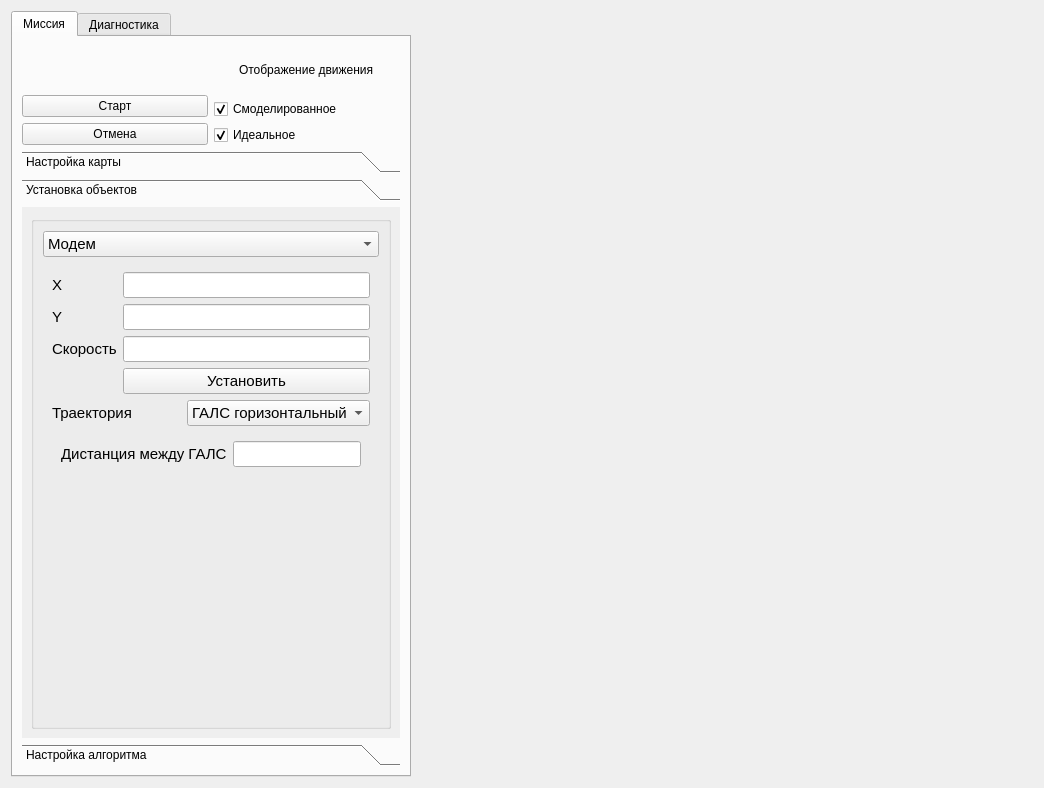
The window that widget.ui (lch1204/ProjectQtSem3) describes before a commit, drawn with Qt 5.
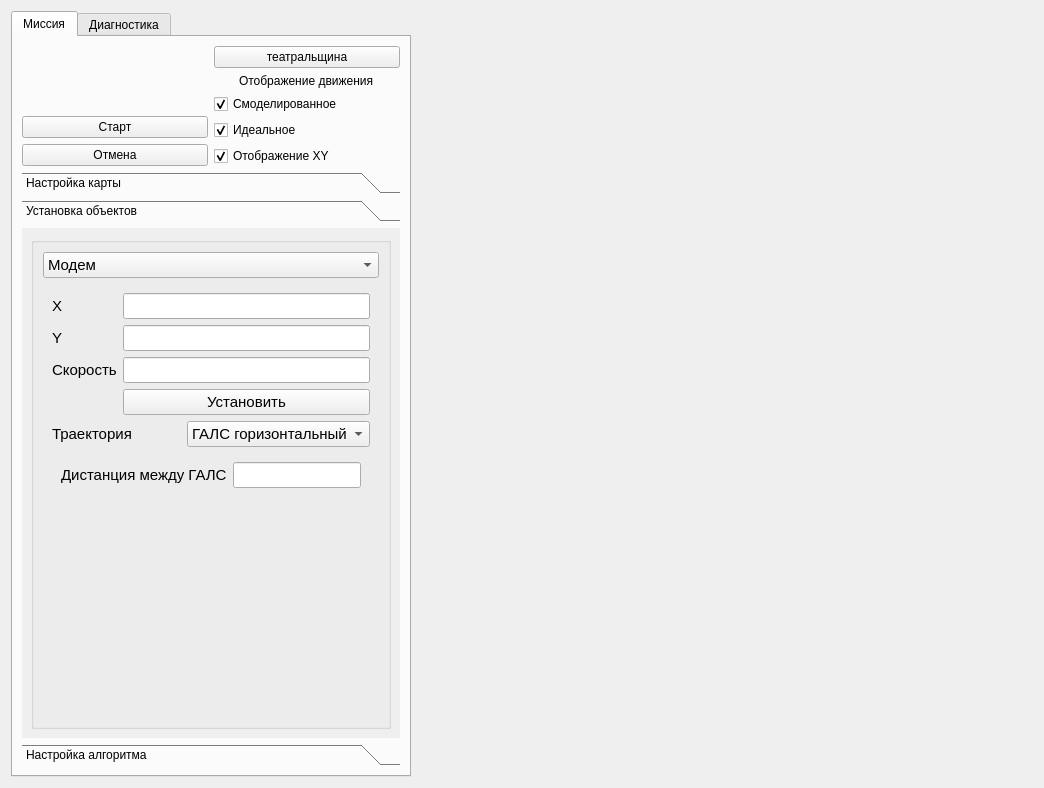
The same window after the commit. The open tabs and pages were chosen to show the change. Custom widgets are drawn as their Qt base class.

What changed in the file:
```diff
--- a/widget.ui
+++ b/widget.ui
@@ -10,448 +10,6 @@
     <height>788</height>
    </rect>
   </property>
-  <property name="palette">
-   <palette>
-    <active>
-     <colorrole role="WindowText">
-      <brush brushstyle="SolidPattern">
-       <color alpha="255">
-        <red>0</red>
-        <green>0</green>
-        <blue>0</blue>
-       </color>
-      </brush>
-     </colorrole>
-     <colorrole role="Button">
-      <brush brushstyle="SolidPattern">
-       <color alpha="255">
-        <red>143</red>
-        <green>240</green>
-        <blue>164</blue>
-       </color>
-      </brush>
-     </colorrole>
-     <colorrole role="Light">
-      <brush brushstyle="SolidPattern">
-       <color alpha="255">
-        <red>255</red>
-        <green>255</green>
-        <blue>255</blue>
-       </color>
-      </brush>
-     </colorrole>
-     <colorrole role="Midlight">
-      <brush brushstyle="SolidPattern">
-       <color alpha="255">
-        <red>199</red>
-        <green>247</green>
-        <blue>209</blue>
-       </color>
-      </brush>
-     </colorrole>
-     <colorrole role="Dark">
-      <brush brushstyle="SolidPattern">
-       <color alpha="255">
-        <red>72</red>
-        <green>120</green>
-        <blue>82</blue>
-       </color>
-      </brush>
-     </colorrole>
-     <colorrole role="Mid">
-      <brush brushstyle="SolidPattern">
-       <color alpha="255">
-        <red>95</red>
-        <green>160</green>
-        <blue>109</blue>
-       </color>
-      </brush>
-     </colorrole>
-     <colorrole role="Text">
-      <brush brushstyle="SolidPattern">
-       <color alpha="255">
-        <red>0</red>
-        <green>0</green>
-        <blue>0</blue>
-       </color>
-      </brush>
-     </colorrole>
-     <colorrole role="BrightText">
-      <brush brushstyle="SolidPattern">
-       <color alpha="255">
-        <red>255</red>
-        <green>255</green>
-        <blue>255</blue>
-       </color>
-      </brush>
-     </colorrole>
-     <colorrole role="ButtonText">
-      <brush brushstyle="SolidPattern">
-       <color alpha="255">
-        <red>0</red>
-        <green>0</green>
-        <blue>0</blue>
-       </color>
-      </brush>
-     </colorrole>
-     <colorrole role="Base">
-      <brush brushstyle="SolidPattern">
-       <color alpha="255">
-        <red>255</red>
-        <green>255</green>
-        <blue>255</blue>
-       </color>
-      </brush>
-     </colorrole>
-     <colorrole role="Window">
-      <brush brushstyle="SolidPattern">
-       <color alpha="255">
-        <red>255</red>
-        <green>255</green>
-        <blue>255</blue>
-       </color>
-      </brush>
-     </colorrole>
-     <colorrole role="Shadow">
-      <brush brushstyle="SolidPattern">
-       <color alpha="255">
-        <red>0</red>
-        <green>0</green>
-        <blue>0</blue>
-       </color>
-      </brush>
-     </colorrole>
-     <colorrole role="AlternateBase">
-      <brush brushstyle="SolidPattern">
-       <color alpha="255">
-        <red>199</red>
-        <green>247</green>
-        <blue>209</blue>
-       </color>
-      </brush>
-     </colorrole>
-     <colorrole role="ToolTipBase">
-      <brush brushstyle="SolidPattern">
-       <color alpha="255">
-        <red>255</red>
-        <green>255</green>
-        <blue>220</blue>
-       </color>
-      </brush>
-     </colorrole>
-     <colorrole role="ToolTipText">
-      <brush brushstyle="SolidPattern">
-       <color alpha="255">
-        <red>0</red>
-        <green>0</green>
-        <blue>0</blue>
-       </color>
-      </brush>
-     </colorrole>
-     <colorrole role="PlaceholderText">
-      <brush brushstyle="SolidPattern">
-       <color alpha="127">
-        <red>0</red>
-        <green>0</green>
-        <blue>0</blue>
-       </color>
-      </brush>
-     </colorrole>
-    </active>
-    <inactive>
-     <colorrole role="WindowText">
-      <brush brushstyle="SolidPattern">
-       <color alpha="255">
-        <red>0</red>
-        <green>0</green>
-        <blue>0</blue>
-       </color>
-      </brush>
-     </colorrole>
-     <colorrole role="Button">
-      <brush brushstyle="SolidPattern">
-       <color alpha="255">
-        <red>239</red>
-        <green>239</green>
-        <blue>239</blue>
-       </color>
-      </brush>
-     </colorrole>
-     <colorrole role="Light">
-      <brush brushstyle="SolidPattern">
-       <color alpha="255">
-        <red>255</red>
-        <green>255</green>
-        <blue>255</blue>
-       </color>
-      </brush>
-     </colorrole>
-     <colorrole role="Midlight">
-      <brush brushstyle="SolidPattern">
-       <color alpha="255">
-        <red>202</red>
-        <green>202</green>
-        <blue>202</blue>
-       </color>
-      </brush>
-     </colorrole>
-     <colorrole role="Dark">
-      <brush brushstyle="SolidPattern">
-       <color alpha="255">
-        <red>159</red>
-        <green>159</green>
-        <blue>159</blue>
-       </color>
-      </brush>
-     </colorrole>
-     <colorrole role="Mid">
-      <brush brushstyle="SolidPattern">
-       <color alpha="255">
-        <red>184</red>
-        <green>184</green>
-        <blue>184</blue>
-       </color>
-      </brush>
-     </colorrole>
-     <colorrole role="Text">
-      <brush brushstyle="SolidPattern">
-       <color alpha="255">
-        <red>0</red>
-        <green>0</green>
-        <blue>0</blue>
-       </color>
-      </brush>
-     </colorrole>
-     <colorrole role="BrightText">
-      <brush brushstyle="SolidPattern">
-       <color alpha="255">
-        <red>255</red>
-        <green>255</green>
-        <blue>255</blue>
-       </color>
-      </brush>
-     </colorrole>
-     <colorrole role="ButtonText">
-      <brush brushstyle="SolidPattern">
-       <color alpha="255">
-        <red>0</red>
-        <green>0</green>
-        <blue>0</blue>
-       </color>
-      </brush>
-     </colorrole>
-     <colorrole role="Base">
-      <brush brushstyle="SolidPattern">
-       <color alpha="255">
-        <red>255</red>
-        <green>255</green>
-        <blue>255</blue>
-       </color>
-      </brush>
-     </colorrole>
-     <colorrole role="Window">
-      <brush brushstyle="SolidPattern">
-       <color alpha="255">
-        <red>239</red>
-        <green>239</green>
-        <blue>239</blue>
-       </color>
-      </brush>
-     </colorrole>
-     <colorrole role="Shadow">
-      <brush brushstyle="SolidPattern">
-       <color alpha="255">
-        <red>118</red>
-        <green>118</green>
-        <blue>118</blue>
-       </color>
-      </brush>
-     </colorrole>
-     <colorrole role="AlternateBase">
-      <brush brushstyle="SolidPattern">
-       <color alpha="255">
-        <red>247</red>
-        <green>247</green>
-        <blue>247</blue>
-       </color>
-      </brush>
-     </colorrole>
-     <colorrole role="ToolTipBase">
-      <brush brushstyle="SolidPattern">
-       <color alpha="255">
-        <red>255</red>
-        <green>255</green>
-        <blue>220</blue>
-       </color>
-      </brush>
-     </colorrole>
-     <colorrole role="ToolTipText">
-      <brush brushstyle="SolidPattern">
-       <color alpha="255">
-        <red>0</red>
-        <green>0</green>
-        <blue>0</blue>
-       </color>
-      </brush>
-     </colorrole>
-     <colorrole role="PlaceholderText">
-      <brush brushstyle="SolidPattern">
-       <color alpha="128">
-        <red>0</red>
-        <green>0</green>
-        <blue>0</blue>
-       </color>
-      </brush>
-     </colorrole>
-    </inactive>
-    <disabled>
-     <colorrole role="WindowText">
-      <brush brushstyle="SolidPattern">
-       <color alpha="255">
-        <red>72</red>
-        <green>120</green>
-        <blue>82</blue>
-       </color>
-      </brush>
-     </colorrole>
-     <colorrole role="Button">
-      <brush brushstyle="SolidPattern">
-       <color alpha="255">
-        <red>143</red>
-        <green>240</green>
-        <blue>164</blue>
-       </color>
-      </brush>
-     </colorrole>
-     <colorrole role="Light">
-      <brush brushstyle="SolidPattern">
-       <color alpha="255">
-        <red>255</red>
-        <green>255</green>
-        <blue>255</blue>
-       </color>
-      </brush>
-     </colorrole>
-     <colorrole role="Midlight">
-      <brush brushstyle="SolidPattern">
-       <color alpha="255">
-        <red>199</red>
-        <green>247</green>
-        <blue>209</blue>
-       </color>
-      </brush>
-     </colorrole>
-     <colorrole role="Dark">
-      <brush brushstyle="SolidPattern">
-       <color alpha="255">
-        <red>72</red>
-        <green>120</green>
-        <blue>82</blue>
-       </color>
-      </brush>
-     </colorrole>
-     <colorrole role="Mid">
-      <brush brushstyle="SolidPattern">
-       <color alpha="255">
-        <red>95</red>
-        <green>160</green>
-        <blue>109</blue>
-       </color>
-      </brush>
-     </colorrole>
-     <colorrole role="Text">
-      <brush brushstyle="SolidPattern">
-       <color alpha="255">
-        <red>72</red>
-        <green>120</green>
-        <blue>82</blue>
-       </color>
-      </brush>
-     </colorrole>
-     <colorrole role="BrightText">
-      <brush brushstyle="SolidPattern">
-       <color alpha="255">
-        <red>255</red>
-        <green>255</green>
-        <blue>255</blue>
-       </color>
-      </brush>
-     </colorrole>
-     <colorrole role="ButtonText">
-      <brush brushstyle="SolidPattern">
-       <color alpha="255">
-        <red>72</red>
-        <green>120</green>
-        <blue>82</blue>
-       </color>
-      </brush>
-     </colorrole>
-     <colorrole role="Base">
-      <brush brushstyle="SolidPattern">
-       <color alpha="255">
-        <red>143</red>
-        <green>240</green>
-        <blue>164</blue>
-       </color>
-      </brush>
-     </colorrole>
-     <colorrole role="Window">
-      <brush brushstyle="SolidPattern">
-       <color alpha="255">
-        <red>143</red>
-        <green>240</green>
-        <blue>164</blue>
-       </color>
-      </brush>
-     </colorrole>
-     <colorrole role="Shadow">
-      <brush brushstyle="SolidPattern">
-       <color alpha="255">
-        <red>177</red>
-        <green>177</green>
-        <blue>177</blue>
-       </color>
-      </brush>
-     </colorrole>
-     <colorrole role="AlternateBase">
-      <brush brushstyle="SolidPattern">
-       <color alpha="255">
-        <red>247</red>
-        <green>247</green>
-        <blue>247</blue>
-       </color>
-      </brush>
-     </colorrole>
-     <colorrole role="ToolTipBase">
-      <brush brushstyle="SolidPattern">
-       <color alpha="255">
-        <red>255</red>
-        <green>255</green>
-        <blue>220</blue>
-       </color>
-      </brush>
-     </colorrole>
-     <colorrole role="ToolTipText">
-      <brush brushstyle="SolidPattern">
-       <color alpha="255">
-        <red>0</red>
-        <green>0</green>
-        <blue>0</blue>
-       </color>
-      </brush>
-     </colorrole>
-     <colorrole role="PlaceholderText">
-      <brush brushstyle="SolidPattern">
-       <color alpha="128">
-        <red>0</red>
-        <green>0</green>
-        <blue>0</blue>
-       </color>
-      </brush>
-     </colorrole>
-    </disabled>
-   </palette>
-  </property>
   <property name="cursor">
    <cursorShape>ArrowCursor</cursorShape>
   </property>
@@ -481,43 +39,6 @@
          <height>16777215</height>
         </size>
        </property>
-       <property name="palette">
-        <palette>
-         <active>
-          <colorrole role="Button">
-           <brush brushstyle="SolidPattern">
-            <color alpha="255">
-             <red>153</red>
-             <green>253</green>
-             <blue>217</blue>
-            </color>
-           </brush>
-          </colorrole>
-         </active>
-         <inactive>
-          <colorrole role="Button">
-           <brush brushstyle="SolidPattern">
-            <color alpha="255">
-             <red>239</red>
-             <green>239</green>
-             <blue>239</blue>
-            </color>
-           </brush>
-          </colorrole>
-         </inactive>
-         <disabled>
-          <colorrole role="Button">
-           <brush brushstyle="SolidPattern">
-            <color alpha="255">
-             <red>153</red>
-             <green>253</green>
-             <blue>217</blue>
-            </color>
-           </brush>
-          </colorrole>
-         </disabled>
-        </palette>
-       </property>
        <property name="focusPolicy">
         <enum>Qt::TabFocus</enum>
        </property>
@@ -610,6 +131,16 @@
              </item>
              <item>
               <layout class="QVBoxLayout" name="verticalLayout_5">
+               <item>
+                <widget class="QPushButton" name="pushButtonTheme">
+                 <property name="text">
+                  <string>театральщина</string>
+                 </property>
+                 <property name="checkable">
+                  <bool>true</bool>
+                 </property>
+                </widget>
+               </item>
                <item alignment="Qt::AlignHCenter">
                 <widget class="QLabel" name="label_6">
                  <property name="text">
@@ -643,6 +174,16 @@
                  </property>
                 </widget>
                </item>
+               <item>
+                <widget class="QCheckBox" name="checkBoxShowXY">
+                 <property name="text">
+                  <string>Отображение XY</string>
+                 </property>
+                 <property name="checked">
+                  <bool>true</bool>
+                 </property>
+                </widget>
+               </item>
               </layout>
              </item>
             </layout>
@@ -848,7 +389,7 @@
                 <x>0</x>
                 <y>0</y>
                 <width>376</width>
-                <height>496</height>
+                <height>470</height>
                </rect>
               </property>
               <attribute name="label">
@@ -857,448 +398,6 @@
               <layout class="QVBoxLayout" name="verticalLayout_8">
                <item>
                 <widget class="QGroupBox" name="maikFolder">
-                 <property name="palette">
-                  <palette>
-                   <active>
-                    <colorrole role="WindowText">
-                     <brush brushstyle="SolidPattern">
-                      <color alpha="255">
-                       <red>0</red>
-                       <green>0</green>
-                       <blue>0</blue>
-                      </color>
-                     </brush>
-                    </colorrole>
-                    <colorrole role="Button">
-                     <brush brushstyle="SolidPattern">
-                      <color alpha="255">
-                       <red>143</red>
-                       <green>240</green>
-                       <blue>164</blue>
-                      </color>
-                     </brush>
-                    </colorrole>
-                    <colorrole role="Light">
-                     <brush brushstyle="SolidPattern">
-                      <color alpha="255">
-                       <red>255</red>
-                       <green>255</green>
-                       <blue>255</blue>
-                      </color>
-                     </brush>
-                    </colorrole>
-                    <colorrole role="Midlight">
-                     <brush brushstyle="SolidPattern">
-                      <color alpha="255">
-                       <red>199</red>
-                       <green>247</green>
-                       <blue>209</blue>
-                      </color>
-                     </brush>
-                    </colorrole>
-                    <colorrole role="Dark">
-                     <brush brushstyle="SolidPattern">
-                      <color alpha="255">
-                       <red>72</red>
-                       <green>120</green>
-                       <blue>82</blue>
-                      </color>
-                     </brush>
-                    </colorrole>
-                    <colorrole role="Mid">
-                     <brush brushstyle="SolidPattern">
-                      <color alpha="255">
-                       <red>95</red>
-                       <green>160</green>
-                       <blue>109</blue>
-                      </color>
-                     </brush>
-                    </colorrole>
-                    <colorrole role="Text">
-                     <brush brushstyle="SolidPattern">
-                      <color alpha="255">
-                       <red>0</red>
-                       <green>0</green>
-                       <blue>0</blue>
-                      </color>
-                     </brush>
-                    </colorrole>
-                    <colorrole role="BrightText">
-                     <brush brushstyle="SolidPattern">
-                      <color alpha="255">
-                       <red>255</red>
-                       <green>255</green>
-                       <blue>255</blue>
-                      </color>
-                     </brush>
-                    </colorrole>
-                    <colorrole role="ButtonText">
-                     <brush brushstyle="SolidPattern">
-                      <color alpha="255">
-                       <red>0</red>
-                       <green>0</green>
-                       <blue>0</blue>
-                      </color>
-                     </brush>
-                    </colorrole>
-                    <colorrole role="Base">
-                     <brush brushstyle="SolidPattern">
-                      <color alpha="255">
-                       <red>255</red>
-                       <green>255</green>
-                       <blue>255</blue>
-                      </color>
-                     </brush>
-                    </colorrole>
-                    <colorrole role="Window">
-                     <brush brushstyle="SolidPattern">
-                      <color alpha="255">
-                       <red>255</red>
-                       <green>255</green>
-                       <blue>255</blue>
-                      </color>
-                     </brush>
-                    </colorrole>
-                    <colorrole role="Shadow">
-                     <brush brushstyle="SolidPattern">
-                      <color alpha="255">
-                       <red>0</red>
-                       <green>0</green>
-                       <blue>0</blue>
-                      </color>
-                     </brush>
-                    </colorrole>
-                    <colorrole role="AlternateBase">
-                     <brush brushstyle="SolidPattern">
-                      <color alpha="255">
-                       <red>199</red>
-                       <green>247</green>
-                       <blue>209</blue>
-                      </color>
-                     </brush>
-                    </colorrole>
-                    <colorrole role="ToolTipBase">
-                     <brush brushstyle="SolidPattern">
-                      <color alpha="255">
-                       <red>255</red>
-                       <green>255</green>
-                       <blue>220</blue>
-                      </color>
-                     </brush>
-                    </colorrole>
-                    <colorrole role="ToolTipText">
-                     <brush brushstyle="SolidPattern">
-                      <color alpha="255">
-                       <red>0</red>
-                       <green>0</green>
-                       <blue>0</blue>
-                      </color>
-                     </brush>
-                    </colorrole>
-                    <colorrole role="PlaceholderText">
-                     <brush brushstyle="SolidPattern">
-                      <color alpha="127">
-                       <red>0</red>
-                       <green>0</green>
-                       <blue>0</blue>
-                      </color>
-                     </brush>
-                    </colorrole>
-                   </active>
-                   <inactive>
-                    <colorrole role="WindowText">
-                     <brush brushstyle="SolidPattern">
-                      <color alpha="255">
-                       <red>0</red>
-                       <green>0</green>
-                       <blue>0</blue>
-                      </color>
-                     </brush>
-                    </colorrole>
-                    <colorrole role="Button">
-                     <brush brushstyle="SolidPattern">
-                      <color alpha="255">
-                       <red>239</red>
-                       <green>239</green>
-                       <blue>239</blue>
-                      </color>
-                     </brush>
-                    </colorrole>
-                    <colorrole role="Light">
-                     <brush brushstyle="SolidPattern">
-                      <color alpha="255">
-                       <red>255</red>
-                       <green>255</green>
-                       <blue>255</blue>
-                      </color>
-                     </brush>
-                    </colorrole>
-                    <colorrole role="Midlight">
-                     <brush brushstyle="SolidPattern">
-                      <color alpha="255">
-                       <red>202</red>
-                       <green>202</green>
-                       <blue>202</blue>
-                      </color>
-                     </brush>
-                    </colorrole>
-                    <colorrole role="Dark">
-                     <brush brushstyle="SolidPattern">
-                      <color alpha="255">
-                       <red>159</red>
-                       <green>159</green>
-                       <blue>159</blue>
-                      </color>
-                     </brush>
-                    </colorrole>
-                    <colorrole role="Mid">
-                     <brush brushstyle="SolidPattern">
-                      <color alpha="255">
-                       <red>184</red>
-                       <green>184</green>
-                       <blue>184</blue>
-                      </color>
-                     </brush>
-                    </colorrole>
-                    <colorrole role="Text">
-                     <brush brushstyle="SolidPattern">
-                      <color alpha="255">
-                       <red>0</red>
-                       <green>0</green>
-                       <blue>0</blue>
-                      </color>
-                     </brush>
-                    </colorrole>
-                    <colorrole role="BrightText">
-                     <brush brushstyle="SolidPattern">
-                      <color alpha="255">
-                       <red>255</red>
-                       <green>255</green>
-                       <blue>255</blue>
-                      </color>
-                     </brush>
-                    </colorrole>
-                    <colorrole role="ButtonText">
-                     <brush brushstyle="SolidPattern">
-                      <color alpha="255">
-                       <red>0</red>
-                       <green>0</green>
-                       <blue>0</blue>
-                      </color>
-                     </brush>
-                    </colorrole>
-                    <colorrole role="Base">
-                     <brush brushstyle="SolidPattern">
-                      <color alpha="255">
-                       <red>255</red>
-                       <green>255</green>
-                       <blue>255</blue>
-                      </color>
-                     </brush>
-                    </colorrole>
-                    <colorrole role="Window">
-                     <brush brushstyle="SolidPattern">
-                      <color alpha="255">
-                       <red>239</red>
-                       <green>239</green>
-                       <blue>239</blue>
-                      </color>
-                     </brush>
-                    </colorrole>
-                    <colorrole role="Shadow">
-                     <brush brushstyle="SolidPattern">
-                      <color alpha="255">
-                       <red>118</red>
-                       <green>118</green>
-                       <blue>118</blue>
-                      </color>
-                     </brush>
-                    </colorrole>
-                    <colorrole role="AlternateBase">
-                     <brush brushstyle="SolidPattern">
-                      <color alpha="255">
-                       <red>247</red>
-                       <green>247</green>
-                       <blue>247</blue>
-                      </color>
-                     </brush>
-                    </colorrole>
-                    <colorrole role="ToolTipBase">
-                     <brush brushstyle="SolidPattern">
-                      <color alpha="255">
-                       <red>255</red>
-                       <green>255</green>
-                       <blue>220</blue>
-                      </color>
-                     </brush>
-                    </colorrole>
-                    <colorrole role="ToolTipText">
-                     <brush brushstyle="SolidPattern">
-                      <color alpha="255">
-                       <red>0</red>
-                       <green>0</green>
-                       <blue>0</blue>
-                      </color>
-                     </brush>
-                    </colorrole>
-                    <colorrole role="PlaceholderText">
-                     <brush brushstyle="SolidPattern">
-                      <color alpha="128">
-                       <red>0</red>
-                       <green>0</green>
-                       <blue>0</blue>
-                      </color>
-                     </brush>
-                    </colorrole>
-                   </inactive>
-                   <disabled>
-                    <colorrole role="WindowText">
-                     <brush brushstyle="SolidPattern">
-                      <color alpha="255">
-                       <red>72</red>
-                       <green>120</green>
-                       <blue>82</blue>
-                      </color>
-                     </brush>
-                    </colorrole>
-                    <colorrole role="Button">
-                     <brush brushstyle="SolidPattern">
-                      <color alpha="255">
-                       <red>143</red>
-                       <green>240</green>
-                       <blue>164</blue>
-                      </color>
-                     </brush>
-                    </colorrole>
-                    <colorrole role="Light">
-                     <brush brushstyle="SolidPattern">
-                      <color alpha="255">
-                       <red>255</red>
-                       <green>255</green>
-                       <blue>255</blue>
-                      </color>
-                     </brush>
-                    </colorrole>
-                    <colorrole role="Midlight">
-                     <brush brushstyle="SolidPattern">
-                      <color alpha="255">
-                       <red>199</red>
-                       <green>247</green>
-                       <blue>209</blue>
-                      </color>
-                     </brush>
-                    </colorrole>
-                    <colorrole role="Dark">
-                     <brush brushstyle="SolidPattern">
-                      <color alpha="255">
-                       <red>72</red>
-                       <green>120</green>
-                       <blue>82</blue>
-                      </color>
-                     </brush>
-                    </colorrole>
-                    <colorrole role="Mid">
-                     <brush brushstyle="SolidPattern">
-                      <color alpha="255">
-                       <red>95</red>
-                       <green>160</green>
-                       <blue>109</blue>
-                      </color>
-                     </brush>
-                    </colorrole>
-                    <colorrole role="Text">
-                     <brush brushstyle="SolidPattern">
-                      <color alpha="255">
-                       <red>72</red>
-                       <green>120</green>
-                       <blue>82</blue>
-                      </color>
-                     </brush>
-                    </colorrole>
-                    <colorrole role="BrightText">
-                     <brush brushstyle="SolidPattern">
-                      <color alpha="255">
-                       <red>255</red>
-                       <green>255</green>
-                       <blue>255</blue>
-                      </color>
-                     </brush>
-                    </colorrole>
-                    <colorrole role="ButtonText">
-                     <brush brushstyle="SolidPattern">
-                      <color alpha="255">
-                       <red>72</red>
-                       <green>120</green>
-                       <blue>82</blue>
-                      </color>
-                     </brush>
-                    </colorrole>
-                    <colorrole role="Base">
-                     <brush brushstyle="SolidPattern">
-                      <color alpha="255">
-                       <red>255</red>
-                       <green>255</green>
-                       <blue>255</blue>
-                      </color>
-                     </brush>
-                    </colorrole>
-                    <colorrole role="Window">
-                     <brush brushstyle="SolidPattern">
-                      <color alpha="255">
-                       <red>255</red>
-                       <green>255</green>
-                       <blue>255</blue>
-                      </color>
-                     </brush>
-                    </colorrole>
-                    <colorrole role="Shadow">
-                     <brush brushstyle="SolidPattern">
-                      <color alpha="255">
-                       <red>177</red>
-                       <green>177</green>
-                       <blue>177</blue>
-                      </color>
-                     </brush>
-                    </colorrole>
-                    <colorrole role="AlternateBase">
-                     <brush brushstyle="SolidPattern">
-                      <color alpha="255">
-                       <red>247</red>
-                       <green>247</green>
-                       <blue>247</blue>
-                      </color>
-                     </brush>
-                    </colorrole>
-                    <colorrole role="ToolTipBase">
-                     <brush brushstyle="SolidPattern">
-                      <color alpha="255">
-                       <red>255</red>
-                       <green>255</green>
-                       <blue>220</blue>
-                      </color>
-                     </brush>
-                    </colorrole>
-                    <colorrole role="ToolTipText">
-                     <brush brushstyle="SolidPattern">
-                      <color alpha="255">
-                       <red>0</red>
-                       <green>0</green>
-                       <blue>0</blue>
-                      </color>
-                     </brush>
-                    </colorrole>
-                    <colorrole role="PlaceholderText">
-                     <brush brushstyle="SolidPattern">
-                      <color alpha="128">
-                       <red>0</red>
-                       <green>0</green>
-                       <blue>0</blue>
-                      </color>
-                     </brush>
-                    </colorrole>
-                   </disabled>
-                  </palette>
-                 </property>
                  <property name="font">
                   <font>
                    <pointsize>11</pointsize>
```
Left out of the diff: 31 changed lines with no effect on the pictures.
